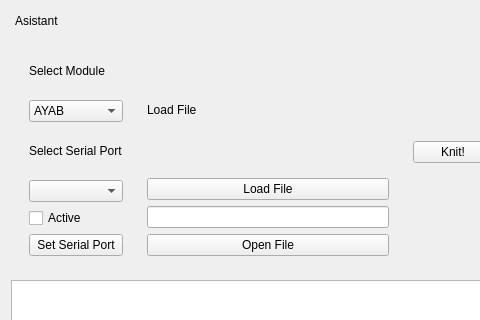
Before: the Qt Designer form software/python/ayab/ayab_gui.ui in AllYarnsAreBeautiful/ayab-desktop, drawn with Qt 5; both pictures show x 0 to 480 and y 0 to 320 of the 770 by 581 pixel window.
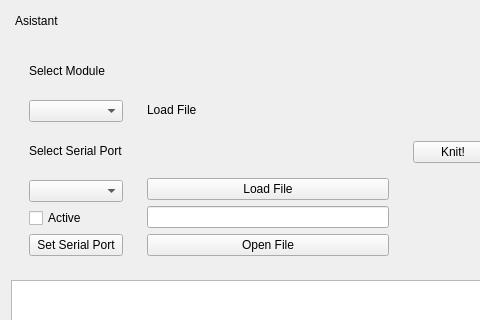
After: the same form once the commit is applied.

Commit message: removed value from module dropdown

The edit to the form file:
```diff
--- a/software/python/ayab/ayab_gui.ui
+++ b/software/python/ayab/ayab_gui.ui
@@ -62,13 +62,7 @@
            </widget>
           </item>
           <item>
-           <widget class="QComboBox" name="module_dropdown">
-            <item>
-             <property name="text">
-              <string>AYAB</string>
-             </property>
-            </item>
-           </widget>
+           <widget class="QComboBox" name="module_dropdown"/>
           </item>
           <item>
            <widget class="QLabel" name="label">
```
The commit also changes 1 other file.
